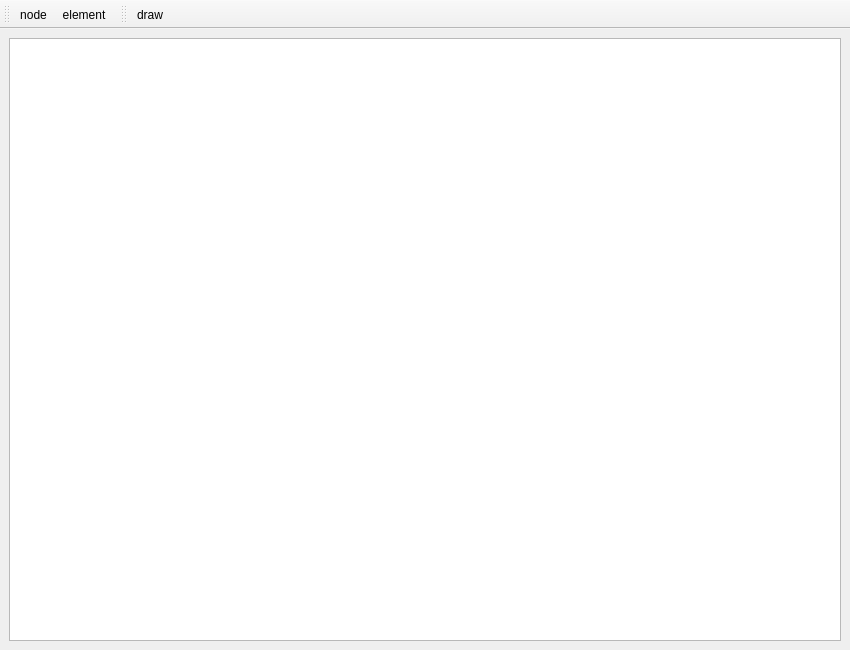
Qt form src/ui/FormUVATool.ui (arthurbg951/UVATool) before a commit.
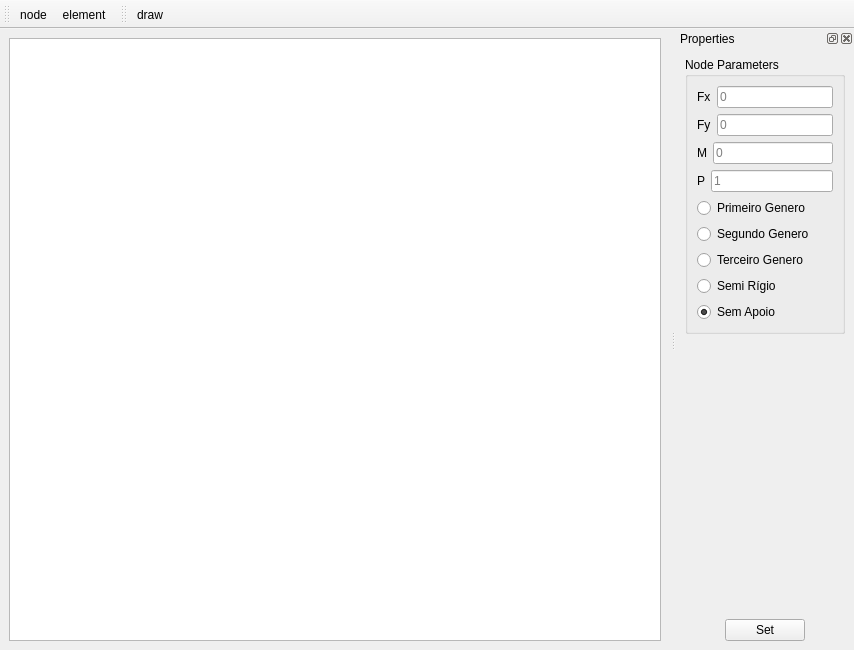
The same form after that commit. Icons and pictures are not drawn.

Commit message: Implementando DrawNodes funcional

```diff
--- a/src/ui/FormUVATool.ui
+++ b/src/ui/FormUVATool.ui
@@ -6,7 +6,7 @@
    <rect>
     <x>0</x>
     <y>0</y>
-    <width>850</width>
+    <width>854</width>
     <height>650</height>
    </rect>
   </property>
@@ -73,6 +73,229 @@
    </attribute>
    <addaction name="DrawAction"/>
   </widget>
+  <widget class="QDockWidget" name="ChangeValues">
+   <property name="windowTitle">
+    <string>Properties</string>
+   </property>
+   <attribute name="dockWidgetArea">
+    <number>2</number>
+   </attribute>
+   <widget class="QWidget" name="dockWidgetContents">
+    <layout class="QGridLayout" name="gridLayout_3">
+     <item row="0" column="0">
+      <widget class="QGroupBox" name="NodeParameters">
+       <property name="title">
+        <string>Node Parameters</string>
+       </property>
+       <layout class="QGridLayout" name="gridLayout_2">
+        <item row="0" column="0">
+         <layout class="QVBoxLayout" name="verticalLayout_2">
+          <item>
+           <layout class="QHBoxLayout" name="horizontalLayout">
+            <item>
+             <widget class="QLabel" name="label">
+              <property name="text">
+               <string>Fx</string>
+              </property>
+             </widget>
+            </item>
+            <item>
+             <widget class="QLineEdit" name="fx">
+              <property name="maximumSize">
+               <size>
+                <width>122</width>
+                <height>16777215</height>
+               </size>
+              </property>
+              <property name="placeholderText">
+               <string>0</string>
+              </property>
+             </widget>
+            </item>
+           </layout>
+          </item>
+          <item>
+           <layout class="QHBoxLayout" name="horizontalLayout_2">
+            <item>
+             <widget class="QLabel" name="label_2">
+              <property name="text">
+               <string>Fy</string>
+              </property>
+             </widget>
+            </item>
+            <item>
+             <widget class="QLineEdit" name="fy">
+              <property name="maximumSize">
+               <size>
+                <width>122</width>
+                <height>16777215</height>
+               </size>
+              </property>
+              <property name="placeholderText">
+               <string>0</string>
+              </property>
+             </widget>
+            </item>
+           </layout>
+          </item>
+          <item>
+           <layout class="QHBoxLayout" name="horizontalLayout_3">
+            <item>
+             <widget class="QLabel" name="label_3">
+              <property name="text">
+               <string>M</string>
+              </property>
+             </widget>
+            </item>
+            <item>
+             <widget class="QLineEdit" name="m">
+              <property name="maximumSize">
+               <size>
+                <width>122</width>
+                <height>16777215</height>
+               </size>
+              </property>
+              <property name="placeholderText">
+               <string>0</string>
+              </property>
+             </widget>
+            </item>
+           </layout>
+          </item>
+          <item>
+           <layout class="QHBoxLayout" name="horizontalLayout_5">
+            <item>
+             <widget class="QLabel" name="label_4">
+              <property name="text">
+               <string>P</string>
+              </property>
+             </widget>
+            </item>
+            <item>
+             <widget class="QLineEdit" name="p">
+              <property name="maximumSize">
+               <size>
+                <width>122</width>
+                <height>16777215</height>
+               </size>
+              </property>
+              <property name="placeholderText">
+               <string>1</string>
+              </property>
+             </widget>
+            </item>
+           </layout>
+          </item>
+         </layout>
+        </item>
+        <item row="1" column="0">
+         <layout class="QVBoxLayout" name="verticalLayout">
+          <item>
+           <widget class="QRadioButton" name="primeiroGenero">
+            <property name="text">
+             <string>Primeiro Genero</string>
+            </property>
+           </widget>
+          </item>
+          <item>
+           <widget class="QRadioButton" name="segundoGenero">
+            <property name="text">
+             <string>Segundo Genero</string>
+            </property>
+           </widget>
+          </item>
+          <item>
+           <widget class="QRadioButton" name="terceiroGenero">
+            <property name="text">
+             <string>Terceiro Genero</string>
+            </property>
+           </widget>
+          </item>
+          <item>
+           <widget class="QRadioButton" name="semiRigido">
+            <property name="text">
+             <string>Semi Rígio</string>
+            </property>
+           </widget>
+          </item>
+          <item>
+           <widget class="QRadioButton" name="semApoio">
+            <property name="text">
+             <string>Sem Apoio</string>
+            </property>
+            <property name="checked">
+             <bool>true</bool>
+            </property>
+           </widget>
+          </item>
+         </layout>
+        </item>
+       </layout>
+      </widget>
+     </item>
+     <item row="1" column="0">
+      <layout class="QVBoxLayout" name="verticalLayout_3">
+       <item>
+        <spacer name="verticalSpacer">
+         <property name="orientation">
+          <enum>Qt::Vertical</enum>
+         </property>
+         <property name="sizeHint" stdset="0">
+          <size>
+           <width>20</width>
+           <height>40</height>
+          </size>
+         </property>
+        </spacer>
+       </item>
+       <item>
+        <layout class="QHBoxLayout" name="horizontalLayout_4">
+         <item>
+          <spacer name="horizontalSpacer">
+           <property name="orientation">
+            <enum>Qt::Horizontal</enum>
+           </property>
+           <property name="sizeHint" stdset="0">
+            <size>
+             <width>40</width>
+             <height>20</height>
+            </size>
+           </property>
+          </spacer>
+         </item>
+         <item>
+          <widget class="QPushButton" name="confirmButton">
+           <property name="maximumSize">
+            <size>
+             <width>90</width>
+             <height>25</height>
+            </size>
+           </property>
+           <property name="text">
+            <string>Set</string>
+           </property>
+          </widget>
+         </item>
+         <item>
+          <spacer name="horizontalSpacer_2">
+           <property name="orientation">
+            <enum>Qt::Horizontal</enum>
+           </property>
+           <property name="sizeHint" stdset="0">
+            <size>
+             <width>40</width>
+             <height>20</height>
+            </size>
+           </property>
+          </spacer>
+         </item>
+        </layout>
+       </item>
+      </layout>
+     </item>
+    </layout>
+   </widget>
+  </widget>
   <action name="ElementAction">
    <property name="checkable">
     <bool>true</bool>
```
The commit also changes 2 other files.
